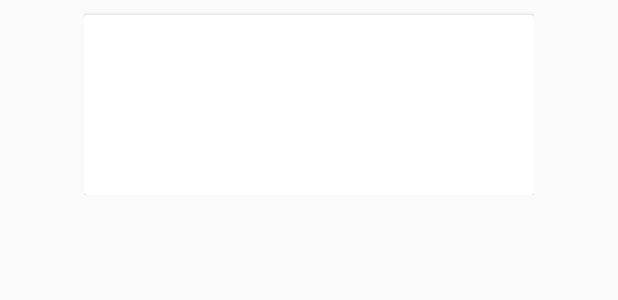
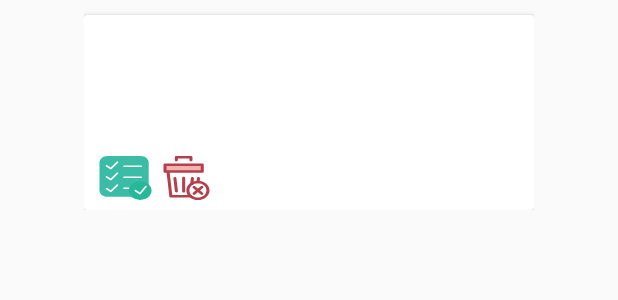
Before and after one commit to usainzg/todo-proyect, an Android app: the layout fragment_item.xml on its own in the app's theme, with its tools: preview values and no code run, on a phone screen of 412 x 824 dp. Shown: the top 300 px of the screen. Run offline under Robolectric (Android 15) with nearby library versions, the phone set to English and light mode, and no system bars.

Commit message:
CardView changed.

```diff
--- a/Proyect/app/src/main/java/com/codi6/proyect/activity/MainActivity1.java
+++ b/Proyect/app/src/main/java/com/codi6/proyect/activity/MainActivity1.java
@@ -173,7 +173,7 @@ public class MainActivity1 extends AppCompatActivity
 
         RealmResults<Task> realmResults = realm.where(Task.class).findAllSorted("title", Sort.ASCENDING);
 
-        taskRealmAdapter = new TaskRealmAdapter(getApplicationContext(), realmResults, false, false);
+        taskRealmAdapter = new TaskRealmAdapter(getApplicationContext(), realmResults, true, false);
 
         realmRecyclerView.setAdapter(taskRealmAdapter);
 
@@ -222,13 +222,18 @@ public class MainActivity1 extends AppCompatActivity
     // TODO
     @Override
     public boolean onQueryTextSubmit(String query) {
-        RealmResults<Task> tasks = managerDb.findTask(query);
-        SearchQueryCompletedAdapter searchQueryCompletedAdapter = new SearchQueryCompletedAdapter(
-                getApplicationContext(), tasks, false, false
-        );
-        realmRecyclerView.setAdapter(searchQueryCompletedAdapter);
 
-
+        if(query.equals("") || query.equals(null)) {
+            RealmResults<Task> realmResults = realm.where(Task.class).findAllSorted("title", Sort.ASCENDING);
+            taskRealmAdapter = new TaskRealmAdapter(getApplicationContext(), realmResults, false, false);
+            realmRecyclerView.setAdapter(taskRealmAdapter);
+        }else {
+            RealmResults<Task> tasks = managerDb.findTask(query);
+            SearchQueryCompletedAdapter searchQueryCompletedAdapter = new SearchQueryCompletedAdapter(
+                    getApplicationContext(), tasks, true, false
+            );
+            realmRecyclerView.setAdapter(searchQueryCompletedAdapter);
+        }
         return false;
     }
 
--- /dev/null
+++ b/Proyect/app/src/main/res/drawable/ic_delete.xml
@@ -0,0 +1,14 @@
+<vector android:height="24dp" android:viewportHeight="512.0"
+    android:viewportWidth="512.0" android:width="24dp" xmlns:android="http://schemas.android.com/apk/res/android">
+    <path android:fillColor="#B3404A" android:pathData="M298.9,60.2c-8.1,0 -14.7,-6.6 -14.7,-14.7V29.4H172.6V45.5c0,8.1 -6.6,14.7 -14.7,14.7s-14.7,-6.6 -14.7,-14.7V14.7C143.2,6.6 149.8,0 157.9,0h141c8.1,0 14.7,6.6 14.7,14.7V45.5C313.6,53.7 307,60.2 298.9,60.2z"/>
+    <path android:fillColor="#B3404A" android:pathData="M366.5,512c-61.6,0 -111.7,-50.1 -111.7,-111.7s50.1,-111.7 111.7,-111.7S478.1,338.8 478.1,400.3S428.1,512 366.5,512zM366.5,318.1c-45.4,0 -82.3,36.9 -82.3,82.3s36.9,82.3 82.3,82.3c45.4,0 82.3,-36.9 82.3,-82.3S411.9,318.1 366.5,318.1z"/>
+    <path android:fillColor="#B3404A" android:pathData="M297.7,483.3H105c-7.6,0 -13.9,-5.8 -14.6,-13.3L61,161.5c-0.4,-4.1 1,-8.2 3.8,-11.3c2.8,-3.1 6.7,-4.8 10.9,-4.8h305.6c8.1,0 14.7,6.6 14.7,14.7c0,8.1 -6.6,14.7 -14.7,14.7H91.7l26.6,279.1h179.4c8.1,0 14.7,6.6 14.7,14.7S305.8,483.3 297.7,483.3z"/>
+    <path android:fillColor="#B3404A" android:pathData="M158.4,424.6c-7.5,0 -13.9,-5.7 -14.6,-13.3l-14.5,-152.2c-0.8,-8.1 5.2,-15.2 13.2,-16c8.1,-0.8 15.3,5.2 16,13.2l14.5,152.2c0.8,8.1 -5.2,15.2 -13.2,16C159.3,424.6 158.8,424.6 158.4,424.6z"/>
+    <path android:fillColor="#B3404A" android:pathData="M307,338.5c-0.5,0 -1,-0 -1.5,-0.1c-8.1,-0.8 -14,-8 -13.2,-16.1l6.5,-66.1c0.8,-8.1 8,-14 16.1,-13.2c8.1,0.8 14,8 13.2,16.1l-6.5,66.1C320.8,332.8 314.5,338.5 307,338.5z"/>
+    <path android:fillColor="#B3404A" android:pathData="M367.6,318.1c-0.1,0 -0.1,0 -0.2,0c-0.3,-0 -0.6,-0 -0.9,-0l-0.2,-0c-8.1,0 -14.6,-6.6 -14.6,-14.7c0,-2.5 0.6,-4.8 1.7,-6.9l3.8,-40.2c0.8,-8.1 7.9,-14 16,-13.2c8.1,0.8 14,7.9 13.2,16l-4.4,45.7C381.5,312.3 375.1,318.1 367.6,318.1z"/>
+    <path android:fillColor="#B3404A" android:pathData="M328.9,452.7c-3.8,0 -7.5,-1.4 -10.4,-4.3c-5.7,-5.7 -5.7,-15 0,-20.8l75.3,-75.3c5.7,-5.7 15,-5.7 20.8,0c5.7,5.7 5.7,15 0,20.8l-75.3,75.3C336.4,451.2 332.6,452.7 328.9,452.7z"/>
+    <path android:fillColor="#B3404A" android:pathData="M404.1,452.7c-3.8,0 -7.5,-1.4 -10.4,-4.3l-75.3,-75.3c-5.7,-5.7 -5.7,-15 0,-20.8c5.7,-5.7 15,-5.7 20.8,0l75.3,75.3c5.7,5.7 5.7,15 0,20.8C411.6,451.2 407.9,452.7 404.1,452.7z"/>
+    <path android:fillColor="#F4B2B0" android:pathData="M48.5,101.4h359.7v79.9h-359.7z"/>
+    <path android:fillColor="#B3404A" android:pathData="M408.2,195.9h-359.7c-8.1,0 -14.7,-6.6 -14.7,-14.7v-79.9c0,-8.1 6.6,-14.7 14.7,-14.7h359.7c8.1,0 14.7,6.6 14.7,14.7v79.9C422.9,189.4 416.4,195.9 408.2,195.9zM63.2,166.6H393.5V116.1H63.2V166.6z"/>
+    <path android:fillColor="#B3404A" android:pathData="M228.4,424.6c-8.1,0 -14.7,-6.6 -14.7,-14.7V256c0,-8.1 6.6,-14.7 14.7,-14.7s14.7,6.6 14.7,14.7v153.9C243.1,418 236.5,424.6 228.4,424.6z"/>
+</vector>
--- /dev/null
+++ b/Proyect/app/src/main/res/drawable/ic_task_done.xml
@@ -0,0 +1,12 @@
+<vector android:height="24dp" android:viewportHeight="56.0"
+    android:viewportWidth="56.0" android:width="24dp" xmlns:android="http://schemas.android.com/apk/res/android">
+    <path android:fillColor="#3ABCA7" android:pathData="M44.14,52H8.86C4.24,52 0.5,48.26 0.5,43.64V8.36C0.5,3.74 4.24,0 8.86,0h35.27C48.76,0 52.5,3.74 52.5,8.36v35.27C52.5,48.26 48.76,52 44.14,52z"/>
+    <path android:fillColor="#FFFFFF" android:pathData="M44.5,14h-18c-0.55,0 -1,-0.45 -1,-1s0.45,-1 1,-1h18c0.55,0 1,0.45 1,1S45.05,14 44.5,14z"/>
+    <path android:fillColor="#FFFFFF" android:pathData="M44.5,28h-18c-0.55,0 -1,-0.45 -1,-1s0.45,-1 1,-1h18c0.55,0 1,0.45 1,1S45.05,28 44.5,28z"/>
+    <path android:fillColor="#FFFFFF" android:pathData="M44.5,42h-18c-0.55,0 -1,-0.45 -1,-1s0.45,-1 1,-1h18c0.55,0 1,0.45 1,1S45.05,42 44.5,42z"/>
+    <path android:fillColor="#FFFFFF" android:pathData="M12.57,17c-0.21,0 -0.42,-0.06 -0.6,-0.2L7.4,13.37c-0.44,-0.33 -0.53,-0.96 -0.2,-1.4c0.33,-0.44 0.96,-0.53 1.4,-0.2l3.82,2.87l6.25,-7.29c0.36,-0.42 0.99,-0.47 1.41,-0.11c0.42,0.36 0.47,0.99 0.11,1.41l-6.86,8C13.13,16.88 12.85,17 12.57,17z"/>
+    <path android:fillColor="#FFFFFF" android:pathData="M12.57,31c-0.21,0 -0.42,-0.06 -0.6,-0.2L7.4,27.37c-0.44,-0.33 -0.53,-0.96 -0.2,-1.4c0.33,-0.44 0.96,-0.53 1.4,-0.2l3.82,2.87l6.25,-7.29c0.36,-0.42 0.99,-0.47 1.41,-0.11c0.42,0.36 0.47,0.99 0.11,1.41l-6.86,8C13.13,30.88 12.85,31 12.57,31z"/>
+    <path android:fillColor="#FFFFFF" android:pathData="M12.57,46c-0.21,0 -0.42,-0.06 -0.6,-0.2L7.4,42.37c-0.44,-0.33 -0.53,-0.96 -0.2,-1.4c0.33,-0.44 0.96,-0.53 1.4,-0.2l3.82,2.87l6.25,-7.29c0.36,-0.42 0.99,-0.47 1.41,-0.11c0.42,0.36 0.47,0.99 0.11,1.41l-6.86,8C13.13,45.88 12.85,46 12.57,46z"/>
+    <path android:fillColor="#26B999" android:pathData="M43.5,44m-12,0a12,12 0,1 1,24 0a12,12 0,1 1,-24 0"/>
+    <path android:fillColor="#FFFFFF" android:pathData="M50.07,38.18c-0.46,-0.32 -1.08,-0.2 -1.39,0.25l-5.6,8.04l-3.95,-3.24c-0.43,-0.35 -1.06,-0.29 -1.41,0.14c-0.35,0.43 -0.29,1.06 0.14,1.41l4.79,3.93c0.18,0.15 0.4,0.23 0.63,0.23c0.05,0 0.09,-0 0.14,-0.01c0.28,-0.04 0.52,-0.19 0.68,-0.42l6.21,-8.93C50.64,39.12 50.52,38.49 50.07,38.18z"/>
+</vector>
--- a/Proyect/app/src/main/res/layout/fragment_item.xml
+++ b/Proyect/app/src/main/res/layout/fragment_item.xml
@@ -11,13 +11,13 @@
     <android.support.v7.widget.CardView
         android:id="@+id/card_task"
         android:layout_width="300dp"
-        android:layout_height="120dp"
         android:layout_marginTop="10dp"
         android:clickable="true"
         app:cardBackgroundColor="@android:color/white"
         app:cardElevation="@dimen/cardview_default_radius"
         card_view:cardCornerRadius="6dp"
-        card_view:cardUseCompatPadding="true">
+        card_view:cardUseCompatPadding="true"
+        android:layout_height="130dp">
 
         <LinearLayout
             android:layout_width="match_parent"
@@ -51,7 +51,8 @@
                 android:paddingLeft="10dp"
                 android:paddingRight="10dp"
                 android:textColor="@android:color/darker_gray"
-                android:textSize="12sp" />
+                android:textSize="12sp"
+                android:maxLines="20" />
 
             <TextView
                 android:id="@+id/task_label"
@@ -63,6 +64,33 @@
                 android:textColor="@android:color/holo_blue_dark"
                 android:textSize="12sp" />
 
+            <LinearLayout
+                android:layout_width="match_parent"
+                android:layout_height="wrap_content"
+                android:orientation="horizontal">
+
+                <Button
+                    android:id="@+id/btn_task_done"
+                    android:layout_height="29dp"
+                    android:background="@drawable/ic_task_done"
+                    style="@style/Widget.AppCompat.Button.Borderless"
+                    android:padding="1dp"
+                    android:gravity="center_vertical"
+                    android:layout_width="35dp"
+                    android:layout_marginLeft="10dp"
+                    card_view:ignore="RtlHardcoded" />
+
+                <Button
+                    android:id="@+id/btn_task_delete"
+                    android:layout_height="29dp"
+                    android:background="@drawable/ic_delete"
+                    style="@style/Widget.AppCompat.Button.Borderless"
+                    android:layout_width="35dp"
+                    android:padding="1dp"
+                    android:layout_marginLeft="5dp"
+                    card_view:ignore="RtlHardcoded" />
+            </LinearLayout>
+
         </LinearLayout>
 
 
--- a/Proyect/app/src/main/res/layout/fragment_item_list.xml
+++ b/Proyect/app/src/main/res/layout/fragment_item_list.xml
@@ -7,5 +7,5 @@
     android:layout_height="match_parent"
     app:rrvEmptyLayoutId="@layout/task_empty_list"
     app:rrvLayoutType="LinearLayout"
-    android:background="#ECEDF0"/>
+    android:background="#ECEDF0" />
     <!--app:rrvSwipeToDelete="true" />-->
--- a/Proyect/app/src/main/res/layout/task_dialog_view.xml
+++ b/Proyect/app/src/main/res/layout/task_dialog_view.xml
@@ -25,9 +25,16 @@
         android:textSize="16sp" />
 
     <EditText
-        android:id="@+id/dialogDescriptionInput"
+    android:id="@+id/dialogDescriptionInput"
+    android:layout_width="match_parent"
+    android:layout_height="wrap_content"
+    android:hint="@string/dialog_task_hint_description"
+    android:textSize="14sp" />
+
+    <EditText
+        android:id="@+id/dialogLabelInput"
         android:layout_width="match_parent"
         android:layout_height="wrap_content"
-        android:hint="@string/dialog_task_hint_description"
+        android:hint="@string/dialog_task_hint_label"
         android:textSize="14sp" />
 </LinearLayout>
--- a/Proyect/app/src/main/res/values/strings.xml
+++ b/Proyect/app/src/main/res/values/strings.xml
@@ -26,6 +26,7 @@
     <string name="dialog_task_title">What do you want to save?</string>
     <string name="dialog_task_hint_title">Intro task title here</string>
     <string name="dialog_task_hint_description">Intro task description here</string>
+    <string name="dialog_task_hint_label">Intro task label name here</string>
 
     <string name="task_empty_list">Looks like you are all done\n(or haven\'t added anything)!</string>
 </resources>
```
